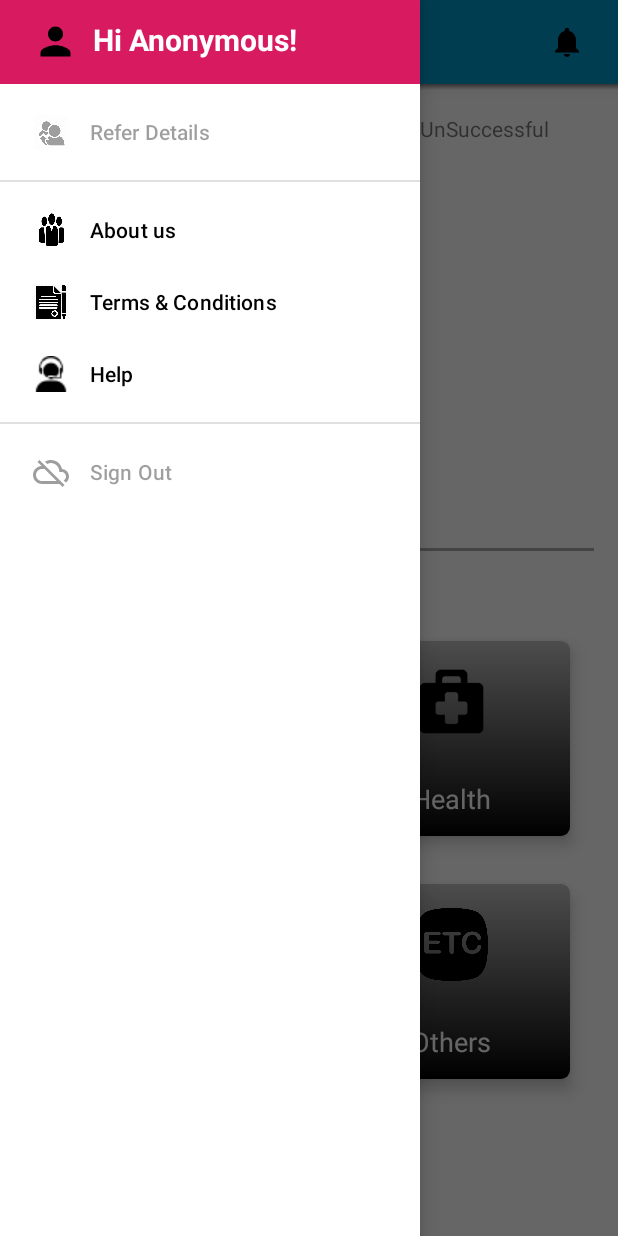
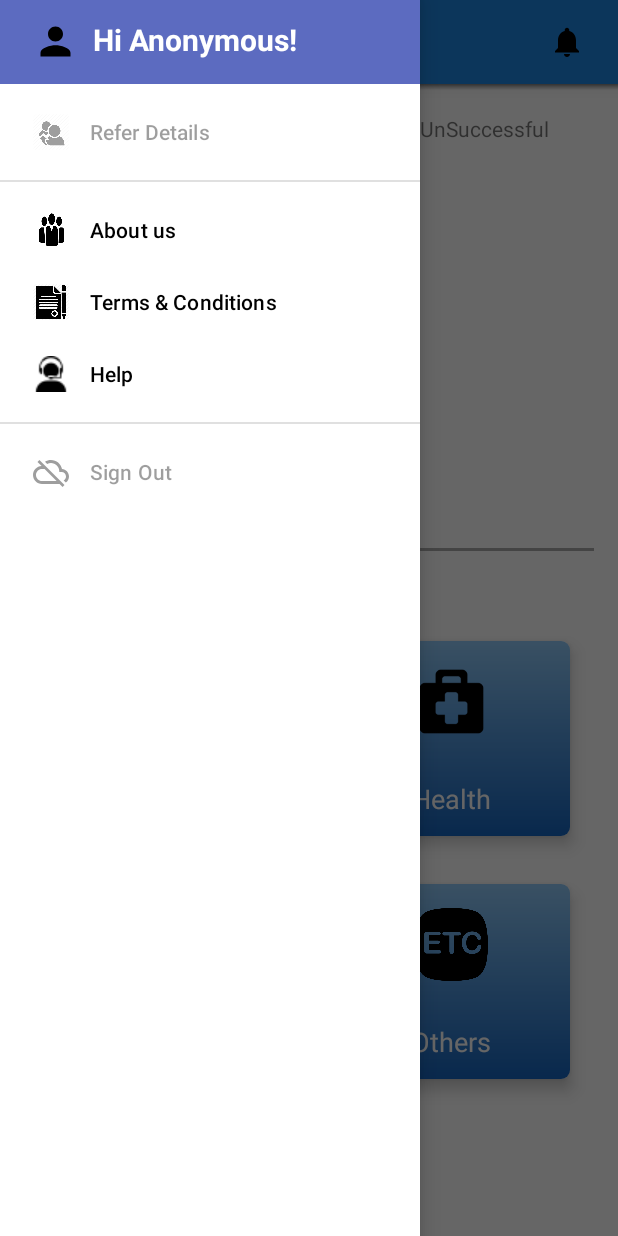
Before and after one commit to PreetamSingh11/Refer9, an Android app: the MainActivity screen opened directly, with no data from a screen before it, with the side drawer open, on a phone screen of 412 x 824 dp. Run offline under Robolectric (Android 15) with nearby library versions, the phone set to English and light mode, and no system bars; our stand-ins replace Firebase (no records; nobody signed in at launch, a user with empty details on screens opened directly); libraries missing offline, so code that uses them is left out: com.github.mikephil.charting; plain views replace PieChart; 33 statements that could not run were skipped.

Commit message:
UI improved

```diff
--- a/app/src/main/java/com/refer/android/refer9/activities/MainActivity.kt
+++ b/app/src/main/java/com/refer/android/refer9/activities/MainActivity.kt
@@ -19,10 +19,10 @@ import com.github.mikephil.charting.data.PieEntry
 import com.github.mikephil.charting.formatter.PercentFormatter
 import com.google.firebase.auth.FirebaseAuth
 import com.refer.android.refer9.R
+import com.refer.android.refer9.utils.MySharedPreferences
+import com.refer.android.refer9.utils.ToastServices
 import kotlinx.android.synthetic.main.activity_main.*
 import kotlinx.android.synthetic.main.navigation_header.view.*
-import com.refer.android.refer9.utils.MySharedPreferences
-import com.refer.android.refer9.utils.ToastServices
 
 
 class MainActivity : AppCompatActivity() {
--- a/app/src/main/java/com/refer/android/refer9/activities/ReferDetailActivity.kt
+++ b/app/src/main/java/com/refer/android/refer9/activities/ReferDetailActivity.kt
@@ -71,7 +71,6 @@ class ReferDetailActivity : AppCompatActivity() {
 
         states_list.onItemClickListener = AdapterView.OnItemClickListener{parent,_,position,_ ->
             val selectedItem = parent.getItemAtPosition(position).toString()
-            ToastServices.customToast(this,selectedItem)
             val sortedCities = ArrayListServices.sortAsc(getCitiesList(selectedItem))
             populateList(cities_names,sortedCities)
         }
--- a/app/src/main/res/drawable-v24/main_card_gradient.xml
+++ b/app/src/main/res/drawable-v24/main_card_gradient.xml
@@ -2,7 +2,7 @@
 <shape xmlns:android="http://schemas.android.com/apk/res/android" android:shape="rectangle" >
     <gradient
         android:type="linear"
-        android:startColor="#FFc0c0c0"
-        android:endColor="#FF000000"
+        android:startColor="#90CAF9"
+        android:endColor="#1565C0"
         android:angle="270"/>
 </shape>
--- a/app/src/main/res/layout/activity_login.xml
+++ b/app/src/main/res/layout/activity_login.xml
@@ -22,14 +22,15 @@
                 android:layout_gravity="center">
 
             <ImageView
-                    android:src="@drawable/brick"
+                    android:src="@drawable/background_texture"
+                    android:alpha=".3"
                     android:layout_width="match_parent"
                     android:scaleType="center"
                     android:layout_height="200dp"
                     android:contentDescription="@string/login_background_texture"/>
 
             <ImageView
-                    android:src="@drawable/logo"
+                    android:src="@drawable/ic_logo"
                     android:layout_centerInParent="true"
                     android:layout_width="150dp"
                     android:layout_height="100dp"
--- a/app/src/main/res/layout/activity_main.xml
+++ b/app/src/main/res/layout/activity_main.xml
@@ -18,7 +18,7 @@
         <RelativeLayout
                 android:layout_width="match_parent"
                 android:layout_height="?attr/actionBarSize"
-                android:background="@android:color/holo_blue_dark"
+                android:background="@color/colorPrimary"
                 android:elevation="6dp"
                 android:paddingStart="16dp"
                 android:paddingEnd="16dp"
@@ -34,7 +34,7 @@
                     android:background="@android:color/transparent"/>
 
             <ImageView
-                    android:src="@drawable/logo"
+                    android:src="@drawable/ic_logo"
                     android:layout_width="match_parent"
                     android:layout_height="30dp"/>
 
--- a/app/src/main/res/values/colors.xml
+++ b/app/src/main/res/values/colors.xml
@@ -1,6 +1,6 @@
 <?xml version="1.0" encoding="utf-8"?>
 <resources>
-    <color name="colorPrimary">#008577</color>
-    <color name="colorPrimaryDark">#00574B</color>
-    <color name="colorAccent">#D81B60</color>
+    <color name="colorPrimary">#1e88e5</color>
+    <color name="colorPrimaryDark">#005cb2</color>
+    <color name="colorAccent">#5C6BC0</color>
 </resources>
```
Also changed, not shown: app/src/main/AndroidManifest.xml (+4 -4 lines), app/src/main/java/com/refer/android/refer9/utils/ToastServices.kt (+11 -3 lines), app/src/main/res/drawable/background_texture.png (added), app/src/main/res/drawable/brick.jpg (deleted), app/src/main/res/drawable/ic_logo.png (added), app/src/main/res/drawable/ic_logo_large.png (added).
